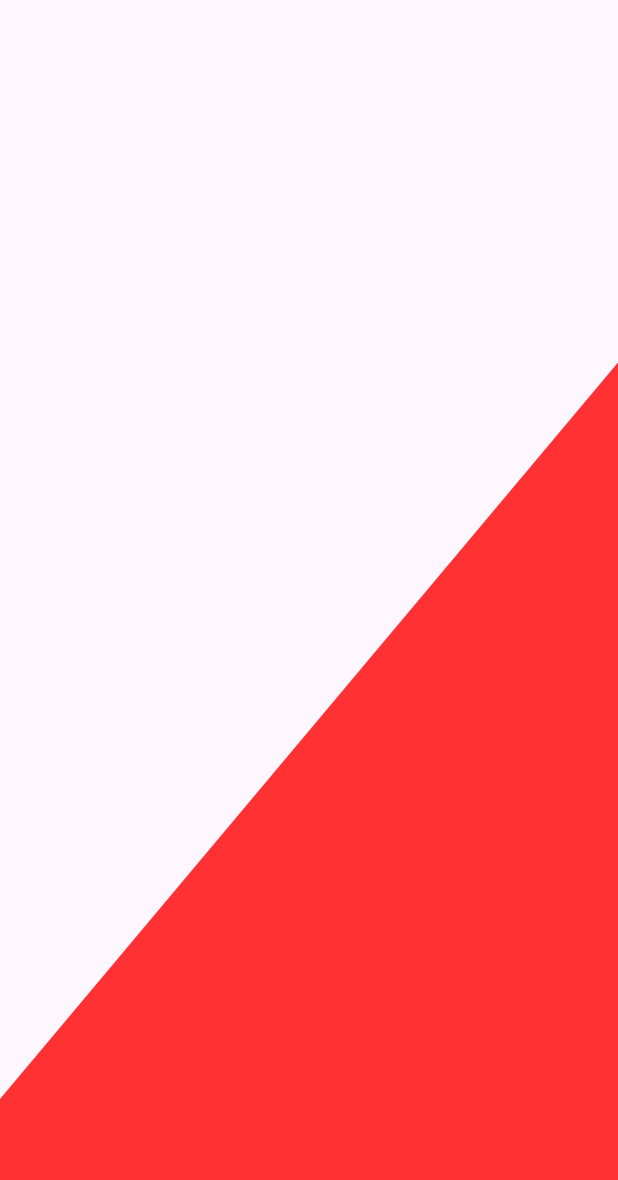
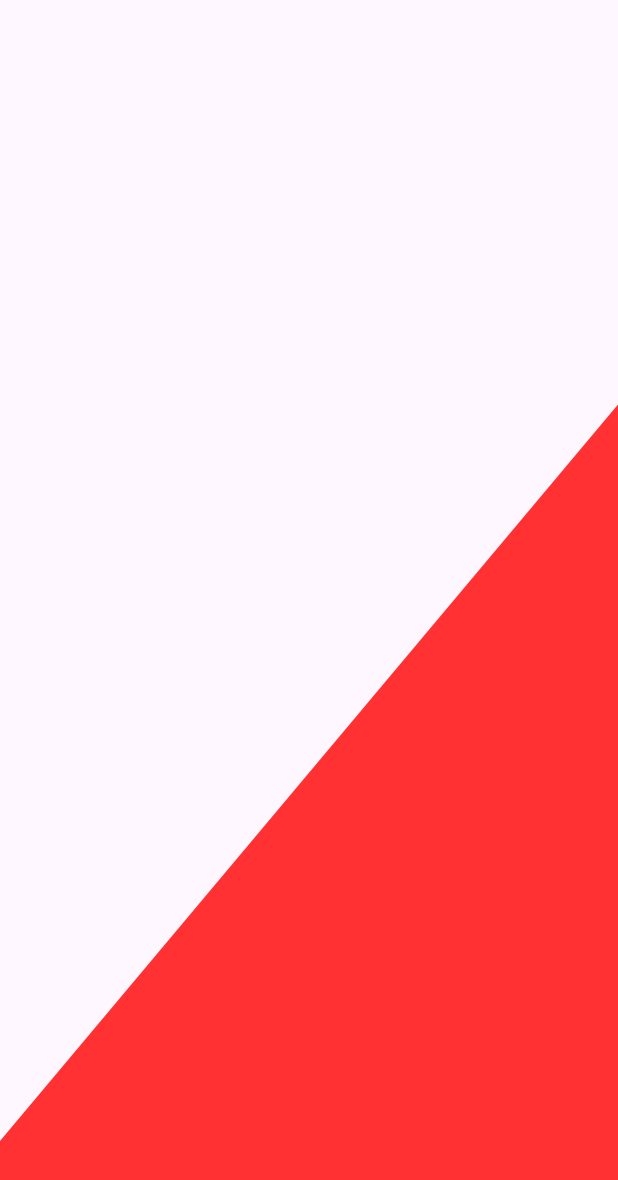
Before and after one commit to DenisPopkov/MarvelApp, an Android app built with Jetpack Compose: the composable HeroCards called with empty values, on a phone screen of 412 x 824 dp. Shown: the top 1180 px of the screen. Run offline under Robolectric (Android 15) with nearby library versions, the phone set to English and light mode, and no system bars; libraries missing offline, so code that uses them is left out: ru.popkov.android; pictures from the network do not load; 6 statements that could not run were skipped.

Commit message:
fix: canvas issues

```diff
--- a/app/src/main/AndroidManifest.xml
+++ b/app/src/main/AndroidManifest.xml
@@ -2,7 +2,7 @@
 <manifest xmlns:android="http://schemas.android.com/apk/res/android"
     xmlns:tools="http://schemas.android.com/tools">
 
-    <uses-permission android:name="android.permission.INTERNET"/>
+    <uses-permission android:name="android.permission.INTERNET" />
 
     <application
         android:name=".Application"
@@ -18,6 +18,7 @@
         <activity
             android:name="ru.popkov.marvelapp.MainActivity"
             android:exported="true"
+            android:screenOrientation="portrait"
             android:theme="@style/Theme.MarvelApp">
             <intent-filter>
                 <action android:name="android.intent.action.MAIN" />
--- a/features/main/ui/src/main/java/ru/popkov/marvelapp/features/main/ui/MainScreen.kt
+++ b/features/main/ui/src/main/java/ru/popkov/marvelapp/features/main/ui/MainScreen.kt
@@ -129,14 +129,14 @@ fun HeroCards(
             .fillMaxSize()
             .drawBehind {
                 withTransform({
-                    translate(left = size.width / 1.7f)
+                    translate(left = size.width / 1.55f)
                     rotate(degrees = 40f)
                 }) {
                     drawRect(
                         color = backgroundColors[centerItemIndex],
                         topLeft = Offset(
                             x = size.width / 6f,
-                            y = size.height / 3F
+                            y = size.height / 2.7F
                         ),
                         size = size
                     )
--- a/theme/src/main/java/ru/popkov/marvelapp/theme/Theme.kt
+++ b/theme/src/main/java/ru/popkov/marvelapp/theme/Theme.kt
@@ -1,18 +1,14 @@
 package ru.popkov.marvelapp.theme
 
 import android.app.Activity
-import android.os.Build
 import androidx.compose.foundation.isSystemInDarkTheme
 import androidx.compose.material3.MaterialTheme
 import androidx.compose.material3.darkColorScheme
-import androidx.compose.material3.dynamicDarkColorScheme
-import androidx.compose.material3.dynamicLightColorScheme
 import androidx.compose.material3.lightColorScheme
 import androidx.compose.runtime.Composable
 import androidx.compose.runtime.ReadOnlyComposable
 import androidx.compose.runtime.SideEffect
 import androidx.compose.ui.graphics.toArgb
-import androidx.compose.ui.platform.LocalContext
 import androidx.compose.ui.platform.LocalView
 import ru.popkov.marvelapp.theme.Colors.BackgroundColor
 import ru.popkov.marvelapp.theme.Colors.Pink40
@@ -37,18 +33,9 @@ private val LightColorScheme = lightColorScheme(
 @Composable
 fun MarvelTheme(
     darkTheme: Boolean = isSystemInDarkTheme(),
-    dynamicColor: Boolean = false,
     content: @Composable () -> Unit
 ) {
-    val colorScheme = when {
-        dynamicColor && Build.VERSION.SDK_INT >= Build.VERSION_CODES.S -> {
-            val context = LocalContext.current
-            if (darkTheme) dynamicDarkColorScheme(context) else dynamicLightColorScheme(context)
-        }
-
-        darkTheme -> DarkColorScheme
-        else -> LightColorScheme
-    }
+    val colorScheme = if (darkTheme) DarkColorScheme else LightColorScheme
     val view = LocalView.current
     if (!view.isInEditMode) {
         SideEffect {
```
